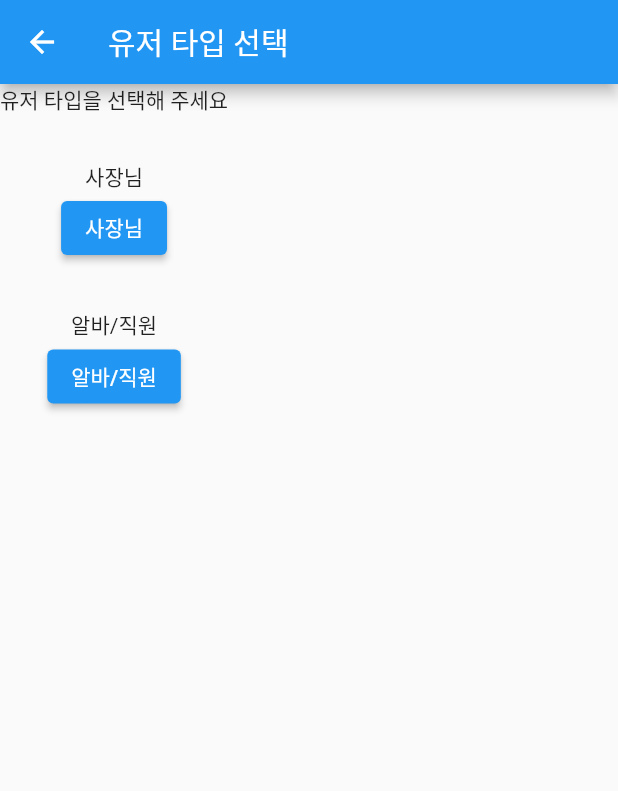
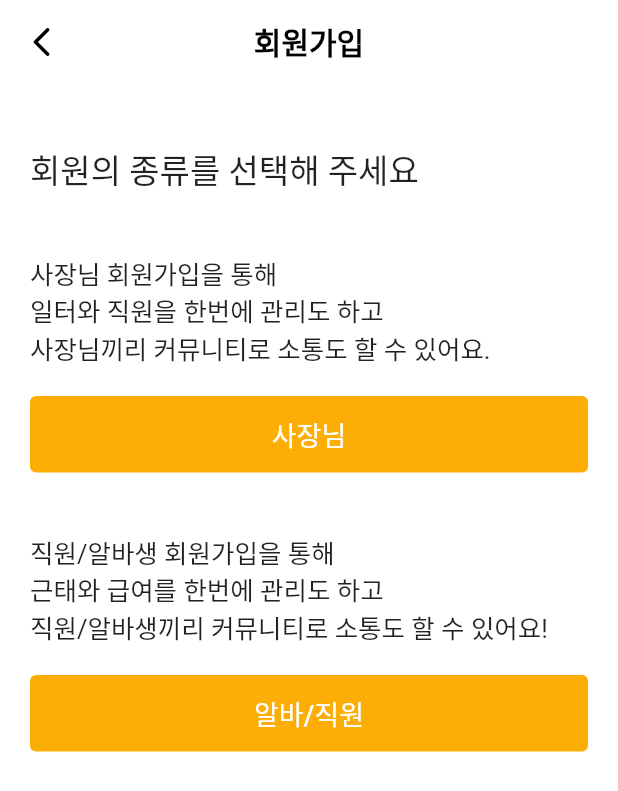
Before and after one commit to burger2020/alba_note_app, a Flutter app: the SelectMemberTypeView screen opened directly, on a phone screen of 412 x 824 dp. Shown: the top 791 px of the screen. Run offline on Flutter 3.47's test engine with Material 2 defaults, Android fonts, the phone set to English and light mode, and no system bars; our stand-ins replace dio, firebase_core, firebase_messaging, freezed_annotation, get, google_sign_in and 1 more; missing offline and left inert: kakao_flutter_sdk_user; accounts and stored records are empty; generated files the repository leaves out were written again; network calls fail.

Commit message:
회원가입, 멤버 타입 선택 완료 앱 화면 -> 사장님 일터 화면 ㄲ

```diff
--- a/lib/data/repository/config/repository_config.dart
+++ b/lib/data/repository/config/repository_config.dart
@@ -1,4 +1,5 @@
 class RepositoryConfig {
-  static const serverUrl = 'http://172.31.98.147:8000';
+  static const serverUrl = 'http://172.30.1.31:8000'; // 집 서버
+  // static const serverUrl = 'http://172.31.98.147:8000';
   static const basicToken = 'Basic YWxiYW5vdGVfaWRfYmxhYzphbGJhbm90ZV9wd2RfMjAxMw==';
 }
--- a/lib/presentation/view/login/select_member_type_view.dart
+++ b/lib/presentation/view/login/select_member_type_view.dart
@@ -1,7 +1,7 @@
 import 'package:albanote_project/di/model/member/member_type.dart';
 import 'package:albanote_project/presentation/view_model/login/login_page_view_model.dart';
 import 'package:flutter/material.dart';
-import 'package:get/get_state_manager/src/simple/get_view.dart';
+import 'package:get/get.dart';
 
 class SelectMemberTypeView extends GetView<LoginPageViewModel> {
   const SelectMemberTypeView({Key? key}) : super(key: key);
@@ -9,25 +9,57 @@ class SelectMemberTypeView extends GetView<LoginPageViewModel> {
   @override
   Widget build(BuildContext context) {
     return Scaffold(
-      appBar: AppBar(title: const Text('유저 타입 선택')),
-      body: Column(
+      appBar: AppBar(
+        centerTitle: true,
+        title: const Text('회원가입', style: TextStyle(color: Colors.black, fontWeight: FontWeight.bold)),
+        backgroundColor: Colors.white,
+        leading: GestureDetector(
+            onTap: () => Get.back(), child: const Icon(Icons.arrow_back_ios_rounded, color: Colors.black)),
+        elevation: 0,
+      ),
+      body: Container(
+        color: Colors.white,
+        child: Column(
+          crossAxisAlignment: CrossAxisAlignment.stretch,
           children: [
-          const Text("유저 타입을 선택해 주세요"),
-          const SizedBox(height: 30),
-          const Text("사장님"),
-          ElevatedButton(
+            const Padding(
+              padding: EdgeInsets.only(top: 40, left: 20),
+              child: Text("회원의 종류를 선택해 주세요", style: TextStyle(fontSize: 22)),
+            ),
+            const Padding(
+              padding: EdgeInsets.only(top: 40.0, left: 20, right: 20),
+              child: Text("사장님 회원가입을 통해\n일터와 직원을 한번에 관리도 하고\n사장님끼리 커뮤니티로 소통도 할 수 있어요.", style: TextStyle(fontSize: 17)),
+            ),
+            Padding(
+              padding: const EdgeInsets.only(top: 20, left: 20, right: 20),
+              child: ElevatedButton(
+                  style: ElevatedButton.styleFrom(primary: const Color(0xfffdae06), elevation: 0),
+                  child: const Padding(
+                      padding: EdgeInsets.symmetric(vertical: 12.0),
+                      child: Text("사장님", style: TextStyle(fontSize: 18, color: Colors.white))),
                   onPressed: () {
                     controller.putSelectMemberType(MemberType.BOSS);
-              },
-              child: const Text("사장님")),
-          const SizedBox(height: 30),
-          const Text("알바/직원"),
-          ElevatedButton(
+                  }),
+            ),
+            const Padding(
+              padding: EdgeInsets.only(top: 40.0, left: 20, right: 20),
+              child: Text("직원/알바생 회원가입을 통해\n근태와 급여를 한번에 관리도 하고\n직원/알바생끼리 커뮤니티로 소통도 할 수 있어요!",
+                  style: TextStyle(fontSize: 17)),
+            ),
+            Padding(
+              padding: const EdgeInsets.all(20),
+              child: ElevatedButton(
+                  style: ElevatedButton.styleFrom(primary: const Color(0xfffdae06), elevation: 0),
                   onPressed: () {
                     controller.putSelectMemberType(MemberType.EMPLOYEE);
                   },
-              child: const Text("알바/직원")),
+                  child: const Padding(
+                    padding: EdgeInsets.symmetric(vertical: 12.0),
+                    child: Text("알바/직원", style: TextStyle(fontSize: 18, color: Colors.white)),
+                  )),
+            ),
           ],
+        ),
       ),
     );
   }
```
Also changed, not shown: lib/domain/repository/local/local_shared_preferences.dart (+16 -6 lines), lib/presentation/view/app/app_view.dart (+41 -6 lines), lib/presentation/view/app/workplace/boss_workplace.dart (added, +14 -0 lines), lib/presentation/view/app/workplace/employee_workplace.dart (added, +14 -0 lines), lib/presentation/view/login/login_page_view.dart (+28 -7 lines), lib/presentation/view_model/app/app_view_model.dart (+32 -0 lines). Lines whose indentation alone changed are shown as unchanged.
